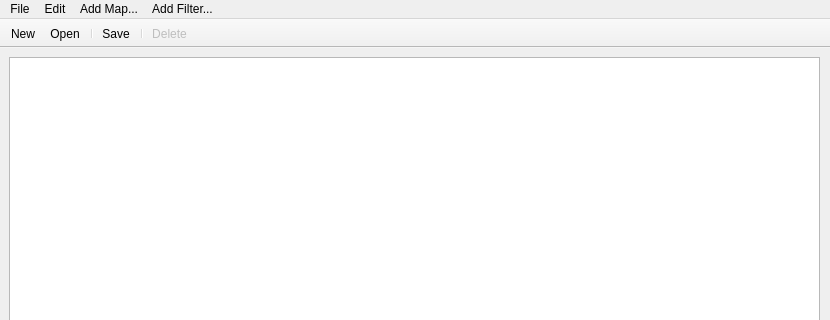
This is mainwindow.ui in julievrnt/easi-gui as Qt 5 draws it before an edit; both pictures show x 0 to 830 and y 0 to 320 of the 830 by 601 pixel window. The edited form follows.
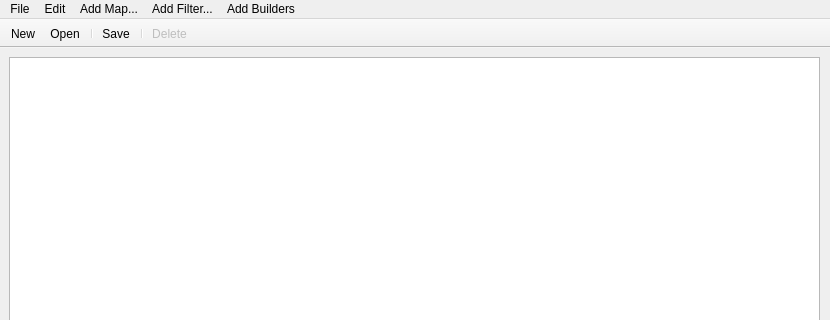
This is the edited form. Icons and pictures are not drawn.

Patch:
```diff
--- a/mainwindow.ui
+++ b/mainwindow.ui
@@ -92,10 +92,18 @@
     <addaction name="actionCopy"/>
     <addaction name="actionPaste"/>
    </widget>
+   <widget class="QMenu" name="menuAdd_Builders">
+    <property name="title">
+     <string>Add Builders</string>
+    </property>
+    <addaction name="actionAddLayeredModel"/>
+    <addaction name="actionAddInclude"/>
+   </widget>
    <addaction name="menuFile"/>
    <addaction name="menuEdit"/>
    <addaction name="menuAdd_map"/>
    <addaction name="menuAdd_Filter"/>
+   <addaction name="menuAdd_Builders"/>
   </widget>
   <widget class="QStatusBar" name="statusbar"/>
   <widget class="QToolBar" name="toolBar">
```
Left out of the diff: 10 changed lines with no effect on the pictures.
